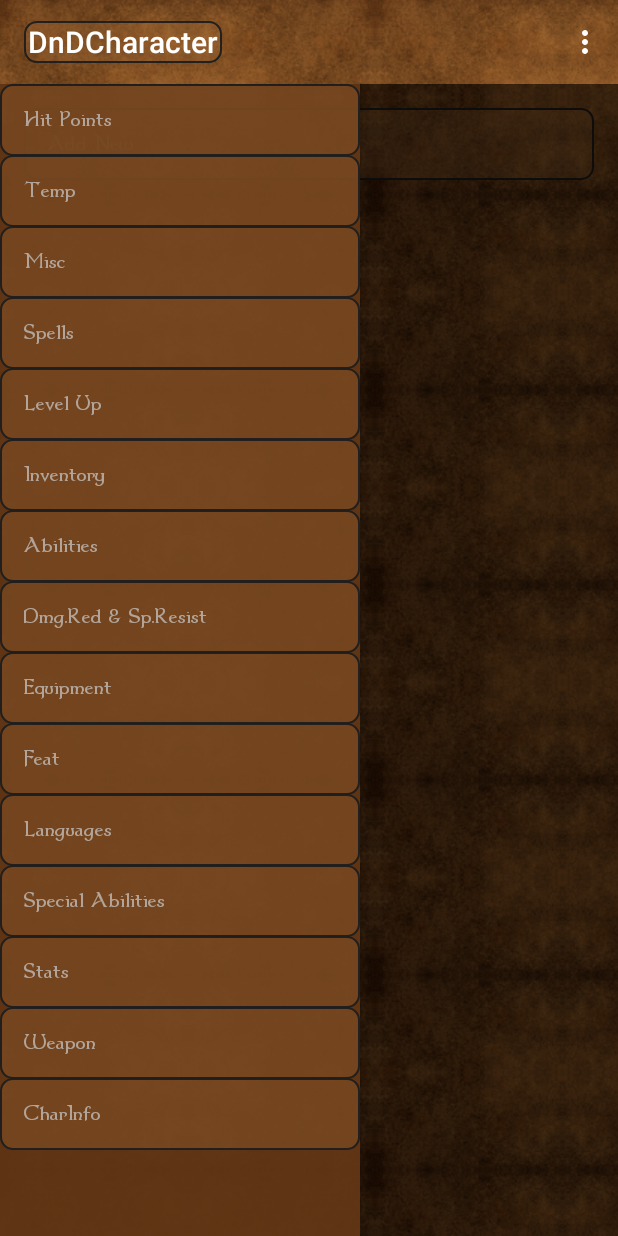
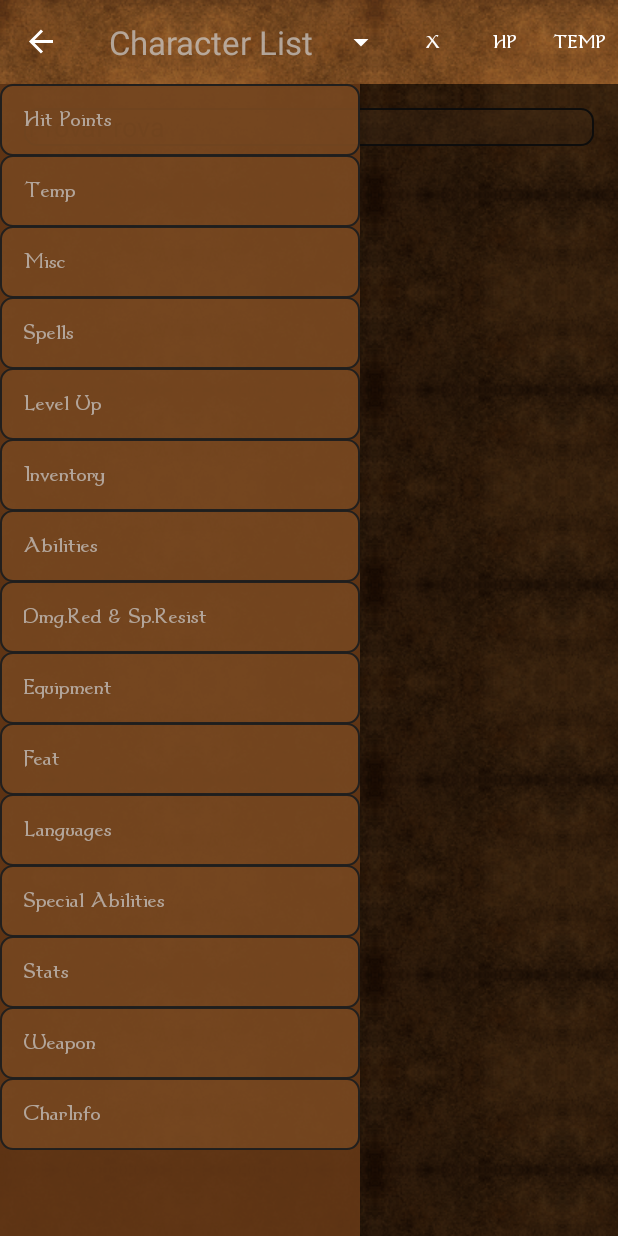
Before and after one commit to mlazze/dnd3.5-android, an Android app: the screen it shows after launch (HomeScreen before the commit, CharacterScreen after it), with the side drawer open, on a phone screen of 412 x 824 dp. Run offline under Robolectric (Android 15) with nearby library versions, the phone set to English and light mode, and no system bars.

Commit message:
Mostly Done, missing tutorial screen

```diff
--- a/dndcharacter/src/main/java/com/skij/dndcharacter/BaseActivity.java
+++ b/dndcharacter/src/main/java/com/skij/dndcharacter/BaseActivity.java
@@ -1,9 +1,11 @@
 package com.skij.dndcharacter;
 
+import android.content.Context;
 import android.content.Intent;
 import android.content.res.Configuration;
 import android.os.Bundle;
 import android.support.v4.widget.DrawerLayout;
+import android.support.v7.app.ActionBar;
 import android.support.v7.app.ActionBarActivity;
 import android.support.v7.app.ActionBarDrawerToggle;
 import android.view.MenuItem;
@@ -13,12 +15,16 @@ import android.widget.ArrayAdapter;
 import android.widget.ListView;
 import android.widget.Toast;
 
+import java.util.ArrayList;
+
 import core.DnDCharacterManipulator;
 
 public class BaseActivity extends ActionBarActivity {
     protected DnDCharacterManipulator character;
     protected int posInArray = -1;
+    protected String suffix = " - " + getClass().getSimpleName();
     ActionBarDrawerToggle mDrawerToggle;
+    private boolean initializing = true;
 
     @Override
     protected void onCreate(Bundle savedInstancestate) {
@@ -27,8 +33,11 @@ public class BaseActivity extends ActionBarActivity {
         // use the default view if anything goes wrong.
         // Get the font size value from SharedPreferences.
         super.onCreate(savedInstancestate);
+        if (!(this instanceof NewCharacter))
+            setCharSpinner();
         if (!(this instanceof HomeScreen) && !(this instanceof NewCharacter))
-            if (loadChar()) return;
+            loadChar();
+
 
     }
 
@@ -36,26 +45,86 @@ public class BaseActivity extends ActionBarActivity {
     protected void onStart() {
         super.onStart();
         setFonts();
-        setNavBar();
-        setTitle();
+        if (!(this instanceof NewCharacter))
+            setNavBar();
+        if (!(this instanceof NewCharacter))
+            setTitle();
+        if (!(this instanceof NewCharacter))
+            getSupportActionBar().setSelectedNavigationItem(posInArray + 1);
     }
 
+    private void setCharSpinner() {
+
+        final ArrayList<String> characterInfoList = getInfoFromCharacterList(Utils.getCharacterList(this), "", suffix);
+        ArrayAdapter<String> adapter = new ArrayAdapter<>(getBaseContext(), R.layout.char_spinner_item, characterInfoList);
+        //noinspection deprecation
+        getSupportActionBar().setNavigationMode(ActionBar.NAVIGATION_MODE_LIST);
+
+        final Context c = this;
+        final Class cl = this.getClass();
+
+        ActionBar.OnNavigationListener navigationListener = new ActionBar.OnNavigationListener() {
+
+            @Override
+            public boolean onNavigationItemSelected(int position, long itemId) {
+                if (!initializing) {
+                    Intent i;
+                    if (position == Utils.getCharacterList(BaseActivity.this).size() + 1) {
+                        i = new Intent(c, HomeScreen.class);
+                        finish();
+                        startActivity(i);
+                    } else if (position == 0) {
+                        return true;
+                    } else {
+                        i = new Intent(c, cl);
+                        i.putExtra("Character", position - 1);
+                        finish();
+                        startActivity(i);
+                    }
+                } else
+                    initializing = false;
+                return true;
+            }
+        };
+
+        /** Setting dropdown items and item navigation listener for the actionbar */
+        //noinspection deprecation
+        getSupportActionBar().setListNavigationCallbacks(adapter, navigationListener);
+        //noinspection deprecation
+        getSupportActionBar().setSelectedNavigationItem(posInArray + 1);
+
+    }
+
+    private ArrayList<String> getInfoFromCharacterList
+            (ArrayList<DnDCharacterManipulator> characterList, String prefix, String suffix) {
+        ArrayList<String> res = new ArrayList<>(characterList.size() + 2);
+        res.add("Character List");
+
+        for (int i = 0; i < characterList.size(); i++) {
+            res.add(prefix + characterList.get(i).getName() + suffix);
+        }
+
+        res.add("Manage Characters");
+        return res;
+    }
+
+
     private void setTitle() {
-        try {
-            CharSequence s;
-            if ((s = getTitle()).equals(""))
-                getSupportActionBar().setTitle(character.getName());
-            else getSupportActionBar().setTitle(character.getName() + " - " + s);
-        } catch (NullPointerException e) {
-            getSupportActionBar().setTitle(getString(R.string.app_name));
-        }
+        getSupportActionBar().setTitle("");
+//        try {
+//            CharSequence s;
+//            if ((s = getTitle()).equals(""))
+//                getSupportActionBar().setTitle(character.getName());
+//            else getSupportActionBar().setTitle(character.getName() + " - " + s);
+//        } catch (NullPointerException e) {
+//            getSupportActionBar().setTitle(getString(R.string.app_name));
+//        }
     }
 
     protected boolean loadChar() {
         Intent i = getIntent();
         posInArray = i.getIntExtra("Character", -1);
         if (posInArray == -1 || posInArray >= Utils.getCharacterList(this).size()) {
-            Toast.makeText(this, "ERROR", Toast.LENGTH_LONG).show();
             return true;
         }
         character = Utils.getCharacter(posInArray, this);
@@ -71,10 +140,8 @@ public class BaseActivity extends ActionBarActivity {
 
     private void setNavBar() {
 
-//        getSupportActionBar().setDisplayHomeAsUpEnabled(true);
-//        getSupportActionBar().setHomeButtonEnabled(true);
-//        getSupportActionBar().setIcon(R.drawable.ic_drawer);
-
+        getSupportActionBar().setDisplayHomeAsUpEnabled(true);
+        getSupportActionBar().setHomeButtonEnabled(true);
 
         DrawerLayout mDrawerLayout = (DrawerLayout) findViewById(R.id.drawer_layout);
         mDrawerToggle = new ActionBarDrawerToggle(this, mDrawerLayout, R.string.ns_menu_open, R.string.ns_menu_close);
@@ -85,13 +152,17 @@ public class BaseActivity extends ActionBarActivity {
         String[] mActionList = getResources().getStringArray(R.array.editcharactions);
         ListView mDrawerList = (ListView) findViewById(R.id.left_drawer);
         // Set the adapter for the list view
-        mDrawerList.setAdapter(new ArrayAdapter<String>(this,
+        mDrawerList.setAdapter(new ArrayAdapter<>(this,
                 android.R.layout.simple_list_item_1, mActionList));
         // Set the list's click listener
         mDrawerList.setOnItemClickListener(new ListView.OnItemClickListener() {
 
             @Override
             public void onItemClick(AdapterView<?> parent, View view, int position, long id) {
+                if (posInArray == -1) {
+                    Toast.makeText(BaseActivity.this, "Choose a character first", Toast.LENGTH_SHORT).show();
+                    return;
+                }
                 if (id == 0) {
                     startActivityWithCharacterInfo(HitPoints.class);
                 }
@@ -161,7 +232,8 @@ public class BaseActivity extends ActionBarActivity {
 
     @Override
     protected void onPostCreate(Bundle savedInstanceState) {
-        mDrawerToggle.syncState();
+        if (!(this instanceof NewCharacter))
+            mDrawerToggle.syncState();
         super.onPostCreate(savedInstanceState);
     }
 }
--- a/dndcharacter/src/main/java/com/skij/dndcharacter/CharacterScreen.java
+++ b/dndcharacter/src/main/java/com/skij/dndcharacter/CharacterScreen.java
@@ -20,15 +20,19 @@ import core.Weapon;
 
 public class CharacterScreen extends BaseActivity {
 
-
     @Override
     protected void onCreate(Bundle savedInstanceState) {
+        suffix = "";
         super.onCreate(savedInstanceState);
+        if (posInArray == -1) {
+            setContentView(R.layout.activity_character_screen_nochar);
+        } else {
             setContentView(R.layout.activity_character_screen);
 
             //TODO
             setOriginalValues();
             setOnClickListeners();
+        }
     }
 
     private void setOnClickListeners() {
@@ -194,8 +198,10 @@ public class CharacterScreen extends BaseActivity {
     @Override
     protected void onResume() {
         super.onResume();
+        if (posInArray != -1) {
             super.loadChar();
             setOriginalValues();
+        }
     }
 
     @Override
@@ -213,7 +219,10 @@ public class CharacterScreen extends BaseActivity {
         int id = item.getItemId();
         Intent i;
         //buttons
-
+        if (posInArray == -1) {
+            Toast.makeText(CharacterScreen.this, "Choose a character first", Toast.LENGTH_SHORT).show();
+            return super.onOptionsItemSelected(item);
+        }
         if (id == R.id.action_clear_temp) {
             character.clearTemp();
             Toast.makeText(this, "Temporary stats cleared", Toast.LENGTH_SHORT).show();
--- a/dndcharacter/src/main/java/com/skij/dndcharacter/HomeScreen.java
+++ b/dndcharacter/src/main/java/com/skij/dndcharacter/HomeScreen.java
@@ -29,6 +29,7 @@ public class HomeScreen extends BaseActivity {
                 i = new Intent(HomeScreen.this, CharacterScreen.class);
                 i.putExtra("Character", position);
             }
+            finish();
             startActivity(i);
         }
     };
--- a/dndcharacter/src/main/java/com/skij/dndcharacter/Inventory.java
+++ b/dndcharacter/src/main/java/com/skij/dndcharacter/Inventory.java
@@ -113,7 +113,7 @@ public class Inventory extends BaseActivity {
         try {
             amount = Integer.parseInt(((EditText) findViewById(R.id.inventory_new_item_amount)).getText().toString());
         } catch (NumberFormatException e) {
-            Toast.makeText(this, "Missing required parameters", Toast.LENGTH_SHORT);
+            Toast.makeText(this, "Missing required parameters", Toast.LENGTH_SHORT).show();
             return;
         }
         if (!name.equals("")) {
--- a/dndcharacter/src/main/java/com/skij/dndcharacter/NewCharacter.java
+++ b/dndcharacter/src/main/java/com/skij/dndcharacter/NewCharacter.java
@@ -1,5 +1,6 @@
 package com.skij.dndcharacter;
 
+import android.content.Intent;
 import android.os.Bundle;
 import android.view.Menu;
 import android.view.MenuItem;
@@ -131,5 +132,8 @@ public class NewCharacter extends BaseActivity {
         Utils.addCharacter(newChar, this);
 
         finish();
+        Intent i;
+        i = new Intent(this, HomeScreen.class);
+        startActivity(i);
     }
 }
--- a/dndcharacter/src/main/java/com/skij/dndcharacter/Utils.java
+++ b/dndcharacter/src/main/java/com/skij/dndcharacter/Utils.java
@@ -107,7 +107,11 @@ public class Utils {
 
     public static DnDCharacterManipulator getCharacter(long id, Context c) {
         loadPrefs(c);
-        return characterList.get((int) id);
+        try {
+            return characterList.get((int) id);
+        } catch (IndexOutOfBoundsException e) {
+            return null;
+        }
     }
 
     public static ArrayList<DnDCharacterManipulator> getCharacterList(Context c) {
--- /dev/null
+++ b/dndcharacter/src/main/res/layout/activity_character_screen_nochar.xml
@@ -0,0 +1,38 @@
+<android.support.v4.widget.DrawerLayout xmlns:android="http://schemas.android.com/apk/res/android"
+    android:id="@+id/drawer_layout"
+    android:layout_width="match_parent"
+    android:layout_height="match_parent">
+
+    <RelativeLayout xmlns:android="http://schemas.android.com/apk/res/android"
+        xmlns:tools="http://schemas.android.com/tools"
+        android:layout_width="match_parent"
+        android:layout_height="match_parent"
+        android:paddingBottom="@dimen/activity_vertical_margin"
+        android:paddingLeft="@dimen/activity_horizontal_margin"
+        android:paddingRight="@dimen/activity_horizontal_margin"
+        android:paddingTop="@dimen/activity_vertical_margin"
+        tools:context="com.skij.dndcharacter.CharacterScreen">
+
+        <ScrollView
+            android:id="@+id/scrollView"
+            android:layout_width="fill_parent"
+            android:layout_height="fill_parent">
+
+            <TextView
+                android:id="@+id/char_screen_infos"
+                style="@style/Base.TextAppearance.AppCompat.Medium"
+                android:layout_width="fill_parent"
+                android:layout_height="wrap_content" />
+        </ScrollView>
+    </RelativeLayout>
+
+    <ListView
+        android:id="@+id/left_drawer"
+        android:layout_width="240dp"
+        android:layout_height="match_parent"
+        android:layout_gravity="start"
+        android:background="@color/navbar"
+        android:choiceMode="singleChoice"
+        android:divider="@android:color/transparent"
+        android:dividerHeight="0dp" />
+</android.support.v4.widget.DrawerLayout>
--- /dev/null
+++ b/dndcharacter/src/main/res/layout/char_spinner_item.xml
@@ -0,0 +1,28 @@
+<?xml version="1.0" encoding="utf-8"?><!--
+/* //device/apps/common/assets/res/any/layout/simple_spinner_item.xml
+**
+** Copyright 2008, The Android Open Source Project
+**
+** Licensed under the Apache License, Version 2.0 (the "License")
+** you may not use this file except in compliance with the License.
+** You may obtain a copy of the License at
+**
+**     http://www.apache.org/licenses/LICENSE-2.0
+**
+** Unless required by applicable law or agreed to in writing, software
+** distributed under the License is distributed on an "AS IS" BASIS,
+** WITHOUT WARRANTIES OR CONDITIONS OF ANY KIND, either express or implied.
+** See the License for the specific language governing permissions and
+** limitations under the License.
+*/
+-->
+<CheckedTextView xmlns:android="http://schemas.android.com/apk/res/android"
+    android:id="@android:id/text1"
+    android:layout_width="match_parent"
+    android:layout_height="40dp"
+    android:layout_gravity="center"
+    android:ellipsize="marquee"
+    android:gravity="center"
+    android:singleLine="true"
+    android:textAppearance="?android:attr/textAppearanceLarge"
+    android:textColor="#b3cdcdcd" />
--- a/dndcharacter/src/main/res/values/strings.xml
+++ b/dndcharacter/src/main/res/values/strings.xml
@@ -1,5 +1,5 @@
 <resources>
-    <string name="app_name">DnDCharacter</string>
+    <string name="app_name">DnD 3.5 Character Creator</string>
 
     <string name="hello_world">Hello world!</string>
     <string name="action_settings">Settings</string>
@@ -123,7 +123,7 @@
     <string name="feats_list_label">Feats:</string>
     <string name="title_activity_inventory">Inventory</string>
     <string name="inventory_new_item_name_label">Name:</string>
-    <string name="inventory_new_item_amount_label">Description:</string>
+    <string name="inventory_new_item_amount_label">Amount:</string>
     <string name="inventory_list_label">Inventory:</string>
     <string name="languages_new_language_name_label">Language:</string>
     <string name="languages_list_label">Languages:</string>
```
Also changed, not shown: dndcharacter/src/main/AndroidManifest.xml (+5 -6 lines). Lines whose indentation alone changed are shown as unchanged.
